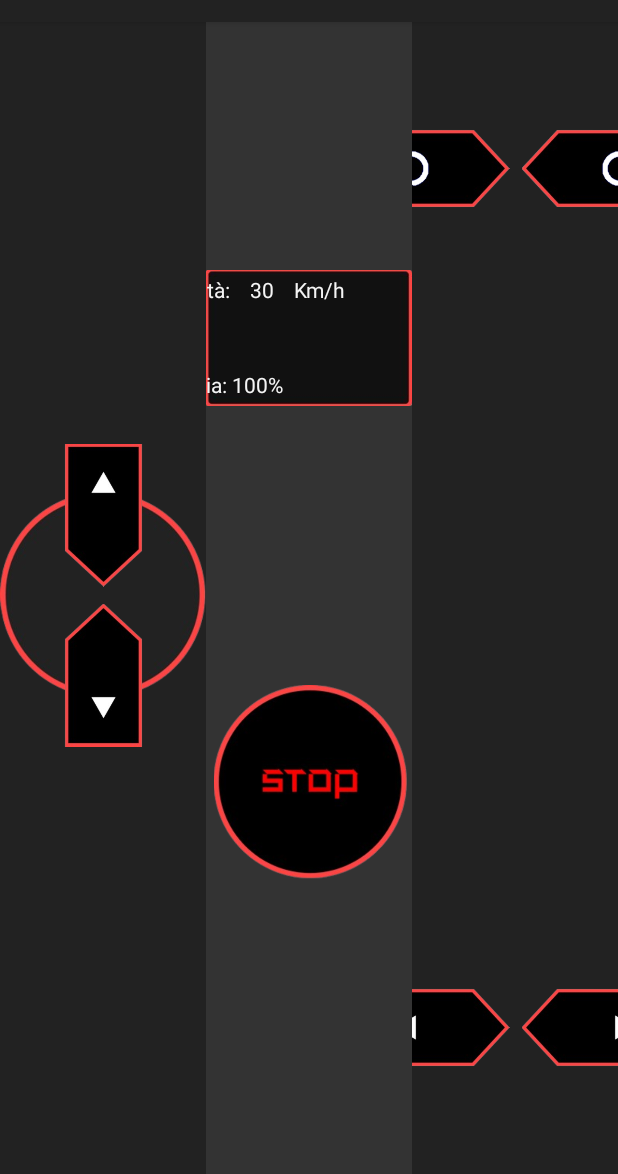
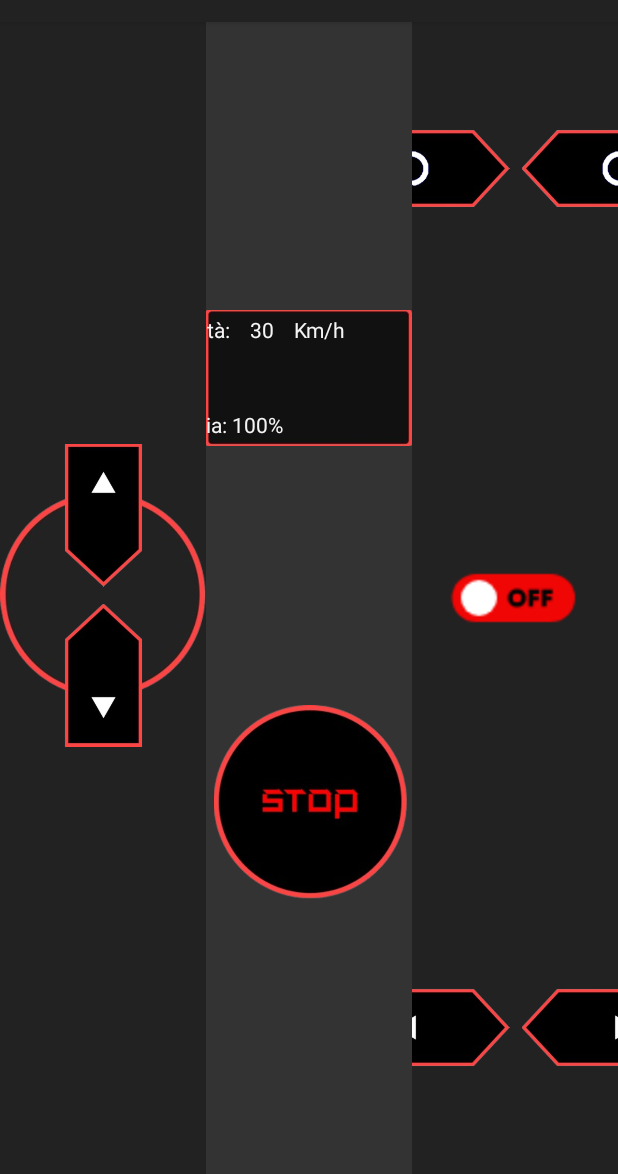
Before and after one commit to binisamuele/TANGO-ITS, an Android app: the fragment ControllerFragment placed in its activity, on a phone screen of 412 x 824 dp, the part 62-1236 px from its top. Run offline under Robolectric (Android 15) with nearby library versions, the phone set to English and light mode, and no system bars; our stand-ins replace Volley.

Commit message:
Implementazione switch custom
Gionata Burioni
modifiche controller fragment

```diff
--- a/Comunicazione/Android_app/app/src/main/java/com/example/irobotapplication/ControllerFragment.java
+++ b/Comunicazione/Android_app/app/src/main/java/com/example/irobotapplication/ControllerFragment.java
@@ -1,7 +1,10 @@
 package com.example.irobotapplication;
+
+import static android.view.View.MeasureSpec.getMode;
 
 import android.annotation.SuppressLint;
 import android.content.pm.ActivityInfo;
+import android.content.res.ColorStateList;
 import android.os.Bundle;
 
 import androidx.annotation.NonNull;
@@ -15,6 +18,7 @@ import android.view.MotionEvent;
 import android.view.View;
 import android.view.ViewGroup;
 import android.widget.Button;
+import android.widget.Switch;
 import android.widget.Toast;
 
 import com.android.volley.Request;
@@ -56,6 +60,7 @@ public class ControllerFragment extends Fragment {
         AppCompatImageButton buttonBackwards = requireView().findViewById(R.id.btnDown);
         AppCompatImageButton buttonRotSx = requireView().findViewById(R.id.btnRotSX);
         AppCompatImageButton buttonRotDx = requireView().findViewById(R.id.btnRotDX);
+        Switch switchOnOff = requireView().findViewById(R.id.switch_OnOff);
 
         //using this boolean to prevent multiple buttons from being pressed at the same time
         AtomicBoolean anyButtonPressed = new AtomicBoolean(false);
@@ -131,6 +136,11 @@ public class ControllerFragment extends Fragment {
 
             return false;
         });
+
+        //CONTROLLO SWITCH
+        switchOnOff.setOnCheckedChangeListener((v, event) -> {
+
+        });
     }
     private void postToServer(String direction) {
 
--- a/Comunicazione/Android_app/app/src/main/java/com/example/irobotapplication/MainActivity.java
+++ b/Comunicazione/Android_app/app/src/main/java/com/example/irobotapplication/MainActivity.java
@@ -32,7 +32,6 @@ public class MainActivity extends AppCompatActivity {
         toolbar = findViewById(R.id.toolbar);
         drawerLayout = findViewById(R.id.drawerLayout);
         navigationView = findViewById(R.id.nav);
-
         setSupportActionBar(toolbar);
 
         ActionBarDrawerToggle toggle = new ActionBarDrawerToggle(this, drawerLayout, toolbar, R.string.open, R.string.close);
--- /dev/null
+++ b/Comunicazione/Android_app/app/src/main/res/drawable/bg_track.xml
@@ -0,0 +1,19 @@
+<?xml version="1.0" encoding="utf-8"?>
+<selector xmlns:android="http://schemas.android.com/apk/res/android">
+
+    <item android:state_checked="true"
+        android:state_enabled="false"
+        android:drawable="@drawable/ic_switch_on_disable"/>
+
+    <item android:state_checked="false"
+        android:state_enabled="false"
+        android:drawable="@drawable/ic_switch_off_disable"/>
+
+    <item android:state_checked="true"
+        android:state_enabled="true"
+        android:drawable="@drawable/ic_switch_on"/>
+
+    <item android:state_checked="false"
+        android:state_enabled="true"
+        android:drawable="@drawable/ic_switch_off"/>
+</selector>
--- /dev/null
+++ b/Comunicazione/Android_app/app/src/main/res/drawable/ic_switch_off.xml
@@ -0,0 +1,16 @@
+<vector xmlns:android="http://schemas.android.com/apk/res/android"
+    android:width="48dp"
+    android:height="24dp"
+    android:viewportWidth="48"
+    android:viewportHeight="24">
+  <group>
+    <clip-path
+        android:pathData="M0,0h48v24h-48z"/>
+    <path
+        android:pathData="M11,4L36,4A8,8 0,0 1,44 12L44,12A8,8 0,0 1,36 20L11,20A8,8 0,0 1,3 12L3,12A8,8 0,0 1,11 4z"
+        android:fillColor="#F10606"/>
+    <path
+        android:pathData="M24.674,14.942A2.9,2.9 0,0 0,27.75 12,2.9 2.9,0 0,0 24.674,9.058 2.906,2.906 0,0 0,21.589 12,2.906 2.906,0 0,0 24.674,14.942ZM24.674,13.506A1.446,1.446 0,0 1,23.196 12,1.446 1.446,0 0,1 24.674,10.494 1.436,1.436 0,0 1,26.141 12,1.436 1.436,0 0,1 24.674,13.506ZM32.102,10.6L32.102,9.2L28.541,9.2L28.541,14.8L30.095,14.8L30.095,12.838h1.8v-1.35h-1.8L30.095,10.6ZM36.486,10.6L36.486,9.2L32.922,9.2L32.922,14.8h1.556L34.478,12.838h1.8v-1.35h-1.8L34.478,10.6Z"
+        android:fillColor="#050505"/>
+  </group>
+</vector>
--- /dev/null
+++ b/Comunicazione/Android_app/app/src/main/res/drawable/ic_switch_off_disable.xml
@@ -0,0 +1,16 @@
+<vector xmlns:android="http://schemas.android.com/apk/res/android"
+    android:width="48dp"
+    android:height="24dp"
+    android:viewportWidth="48"
+    android:viewportHeight="24">
+  <group>
+    <clip-path
+        android:pathData="M0,0h48v24h-48z"/>
+    <path
+        android:pathData="M11,4L36,4A8,8 0,0 1,44 12L44,12A8,8 0,0 1,36 20L11,20A8,8 0,0 1,3 12L3,12A8,8 0,0 1,11 4z"
+        android:fillColor="#a2a2a2"/>
+    <path
+        android:pathData="M24.674,14.942A2.9,2.9 0,0 0,27.75 12,2.9 2.9,0 0,0 24.674,9.058 2.906,2.906 0,0 0,21.589 12,2.906 2.906,0 0,0 24.674,14.942ZM24.674,13.506A1.446,1.446 0,0 1,23.196 12,1.446 1.446,0 0,1 24.674,10.494 1.436,1.436 0,0 1,26.141 12,1.436 1.436,0 0,1 24.674,13.506ZM32.102,10.6L32.102,9.2L28.541,9.2L28.541,14.8L30.095,14.8L30.095,12.838h1.8v-1.35h-1.8L30.095,10.6ZM36.486,10.6L36.486,9.2L32.922,9.2L32.922,14.8h1.556L34.478,12.838h1.8v-1.35h-1.8L34.478,10.6Z"
+        android:fillColor="#535353"/>
+  </group>
+</vector>
--- /dev/null
+++ b/Comunicazione/Android_app/app/src/main/res/drawable/ic_switch_on.xml
@@ -0,0 +1,16 @@
+<vector xmlns:android="http://schemas.android.com/apk/res/android"
+    android:width="48dp"
+    android:height="24dp"
+    android:viewportWidth="48"
+    android:viewportHeight="24">
+  <group>
+    <clip-path
+        android:pathData="M0,0h48v24h-48z"/>
+    <path
+        android:pathData="M13,4L37,4A8,8 0,0 1,45 12L45,12A8,8 0,0 1,37 20L13,20A8,8 0,0 1,5 12L5,12A8,8 0,0 1,13 4z"
+        android:fillColor="#20FF00"/>
+    <path
+        android:pathData="M16.689,15.142A2.9,2.9 0,0 0,19.765 12.2,2.9 2.9,0 0,0 16.689,9.258 2.906,2.906 0,0 0,13.604 12.2,2.906 2.906,0 0,0 16.689,15.142ZM16.689,13.706A1.446,1.446 0,0 1,15.211 12.2,1.446 1.446,0 0,1 16.689,10.694 1.436,1.436 0,0 1,18.156 12.2,1.436 1.436,0 0,1 16.689,13.706ZM24.056,9.4v2.938L21.904,9.4L20.556,9.4L20.556,15h1.5L22.056,11.961L24.273,15h1.276L25.549,9.4Z"
+        android:fillColor="#000000"/>
+  </group>
+</vector>
--- /dev/null
+++ b/Comunicazione/Android_app/app/src/main/res/drawable/ic_switch_on_disable.xml
@@ -0,0 +1,16 @@
+<vector xmlns:android="http://schemas.android.com/apk/res/android"
+    android:width="48dp"
+    android:height="24dp"
+    android:viewportWidth="48"
+    android:viewportHeight="24">
+  <group>
+    <clip-path
+        android:pathData="M0,0h48v24h-48z"/>
+    <path
+        android:pathData="M13,4L37,4A8,8 0,0 1,45 12L45,12A8,8 0,0 1,37 20L13,20A8,8 0,0 1,5 12L5,12A8,8 0,0 1,13 4z"
+        android:fillColor="#a2a2a2"/>
+    <path
+        android:pathData="M16.689,15.142A2.9,2.9 0,0 0,19.765 12.2,2.9 2.9,0 0,0 16.689,9.258 2.906,2.906 0,0 0,13.604 12.2,2.906 2.906,0 0,0 16.689,15.142ZM16.689,13.706A1.446,1.446 0,0 1,15.211 12.2,1.446 1.446,0 0,1 16.689,10.694 1.436,1.436 0,0 1,18.156 12.2,1.436 1.436,0 0,1 16.689,13.706ZM24.056,9.4v2.938L21.904,9.4L20.556,9.4L20.556,15h1.5L22.056,11.961L24.273,15h1.276L25.549,9.4Z"
+        android:fillColor="#535353"/>
+  </group>
+</vector>
--- /dev/null
+++ b/Comunicazione/Android_app/app/src/main/res/drawable/ic_thumb.xml
@@ -0,0 +1,13 @@
+<vector xmlns:android="http://schemas.android.com/apk/res/android"
+    android:width="24dp"
+    android:height="24dp"
+    android:viewportWidth="24"
+    android:viewportHeight="24">
+  <group>
+    <clip-path
+        android:pathData="M0,0h24v24h-24z"/>
+    <path
+        android:pathData="M12,12m-6,0a6,6 0,1 1,12 0a6,6 0,1 1,-12 0"
+        android:fillColor="#fff"/>
+  </group>
+</vector>
--- a/Comunicazione/Android_app/app/src/main/res/layout/fragment_controller.xml
+++ b/Comunicazione/Android_app/app/src/main/res/layout/fragment_controller.xml
@@ -92,7 +92,7 @@
                 android:id="@+id/Display"
                 android:layout_width="wrap_content"
                 android:layout_height="wrap_content"
-                android:layout_marginTop="30dp"
+                android:layout_marginTop="70dp"
                 android:layout_marginBottom="50dp"
                 android:contentDescription="display"
                 android:src="@drawable/display_111111"
@@ -187,16 +187,16 @@
 
             <ImageButton
                 android:id="@+id/btnRotSX"
-                android:contentDescription="rotSx"
-                android:src="@drawable/rotsx_bianco_2"
                 android:layout_width="104dp"
                 android:layout_height="95dp"
                 android:layout_marginTop="50dp"
                 android:background="#00FFFFFF"
+                android:contentDescription="rotSx"
                 android:scaleType="fitCenter"
+                android:src="@drawable/rotsx_bianco_2"
                 app:layout_constraintEnd_toStartOf="@+id/btnRotDX"
                 app:layout_constraintStart_toStartOf="parent"
-                app:layout_constraintTop_toTopOf="parent"/>
+                app:layout_constraintTop_toTopOf="parent" />
 
             <ImageButton
                 android:id="@+id/btnDX"
@@ -212,6 +212,21 @@
                 app:layout_constraintEnd_toEndOf="parent"
                 app:layout_constraintStart_toEndOf="@+id/btnSX"/>
 
+            <Switch
+                android:id="@+id/switch_OnOff"
+                android:track="@drawable/bg_track"
+                android:thumb="@drawable/ic_thumb"
+                android:layout_width="wrap_content"
+                android:layout_height="wrap_content"
+                android:scaleX="2"
+                android:scaleY="2"
+                android:checked="false"
+                android:enabled="true"
+                app:layout_constraintBottom_toTopOf="@+id/btnDX"
+                app:layout_constraintEnd_toEndOf="parent"
+                app:layout_constraintStart_toStartOf="parent"
+                app:layout_constraintTop_toBottomOf="@+id/btnRotSX" />
+
         </androidx.constraintlayout.widget.ConstraintLayout>
 
     </FrameLayout>
```
